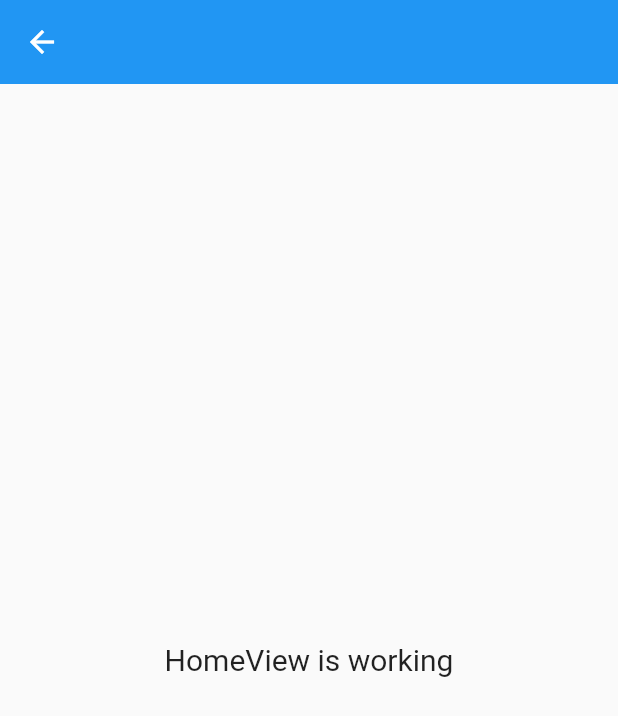
After one commit to maimand/clone_notes, a Flutter app: the HomeView screen opened by its route, after a tap on the "add" icon, on a phone screen of 412 x 824 dp. The commit adds this screen. Shown: the top 716 px of the screen. Run offline on Flutter 3.47's test engine with Material 2 defaults, Android fonts, the light colour scheme and no system bars; our stand-ins replace get.

Commit message:
- Note: Add note page

```diff
--- a/lib/app/modules/home/controllers/home_controller.dart
+++ b/lib/app/modules/home/controllers/home_controller.dart
@@ -11,14 +11,12 @@ class HomeController extends GetxController {
     // todo: get notes
   }
 
-  @override
-  void onReady() {
-    super.onReady();
+  void onAddNote() {
+    Get.toNamed(Routes.NOTE);
   }
 
-  @override
-  void onClose() {
-    super.onClose();
+  void editNote(NoteModel model) {
+    Get.toNamed(Routes.NOTE, arguments: model);
   }
 
   void onSearchNote() {}
--- /dev/null
+++ b/lib/app/modules/note/bindings/note_binding.dart
@@ -0,0 +1,13 @@
+import 'package:clone_notes/app/modules/home/controllers/home_controller.dart';
+import 'package:clone_notes/app/modules/note/controllers/note_controller.dart';
+import 'package:get/get.dart';
+
+
+class NoteBinding extends Bindings {
+  @override
+  void dependencies() {
+    Get.lazyPut<NoteController>(
+      () => NoteController(Get.find<HomeController>()),
+    );
+  }
+}
--- /dev/null
+++ b/lib/app/modules/note/controllers/note_controller.dart
@@ -0,0 +1,48 @@
+import 'package:clone_notes/app/data/models/note_model.dart';
+import 'package:clone_notes/app/modules/home/controllers/home_controller.dart';
+import 'package:flutter/cupertino.dart';
+import 'package:get/get.dart';
+import 'package:uuid/uuid.dart';
+
+class NoteController extends GetxController {
+  final HomeController homeController;
+
+  final TextEditingController titleController = TextEditingController();
+  final TextEditingController contentController = TextEditingController();
+
+  RxList<NoteModel> notes = <NoteModel>[].obs;
+  late NoteModel noteModel;
+
+  NoteController(this.homeController);
+
+  @override
+  void onReady() {
+    titleController.addListener(onTitleChange);
+    contentController.addListener(onContentChange);
+    super.onReady();
+  }
+
+  void getArguments() {
+    final arg = Get.arguments;
+    if (arg != null && arg is NoteModel) {
+      noteModel = arg;
+    } else {
+      noteModel =
+          NoteModel(id: const Uuid().v4(), title: 'New Title', content: '');
+    }
+  }
+
+  void onTitleChange() {
+    noteModel.title = titleController.text;
+    updateNote();
+  }
+
+  void onContentChange() {
+    noteModel.content = contentController.text;
+    updateNote();
+  }
+
+  void updateNote() {
+    homeController.onUpdateNote(noteModel);
+  }
+}
--- /dev/null
+++ b/lib/app/modules/note/views/note_view.dart
@@ -0,0 +1,24 @@
+import 'package:clone_notes/app/modules/note/controllers/note_controller.dart';
+import 'package:flutter/material.dart';
+
+import 'package:get/get.dart';
+
+
+class NoteView extends GetView<NoteController> {
+  const NoteView({Key? key}) : super(key: key);
+  @override
+  Widget build(BuildContext context) {
+    return Scaffold(
+      appBar: AppBar(
+        centerTitle: true,
+        elevation: 0,
+      ),
+      body: Center(
+        child: Text(
+          'HomeView is working',
+          style: TextStyle(fontSize: 20),
+        ),
+      ),
+    );
+  }
+}
--- a/lib/app/routes/app_routes.dart
+++ b/lib/app/routes/app_routes.dart
@@ -4,9 +4,11 @@ part of 'app_pages.dart';
 abstract class Routes {
   Routes._();
   static const HOME = _Paths.HOME;
+  static const NOTE = _Paths.NOTE;
 }
 
 abstract class _Paths {
   _Paths._();
   static const HOME = '/home';
+  static const NOTE = '/note';
 }
```
Also changed, not shown: lib/app/routes/app_pages.dart (+9 -2 lines).
